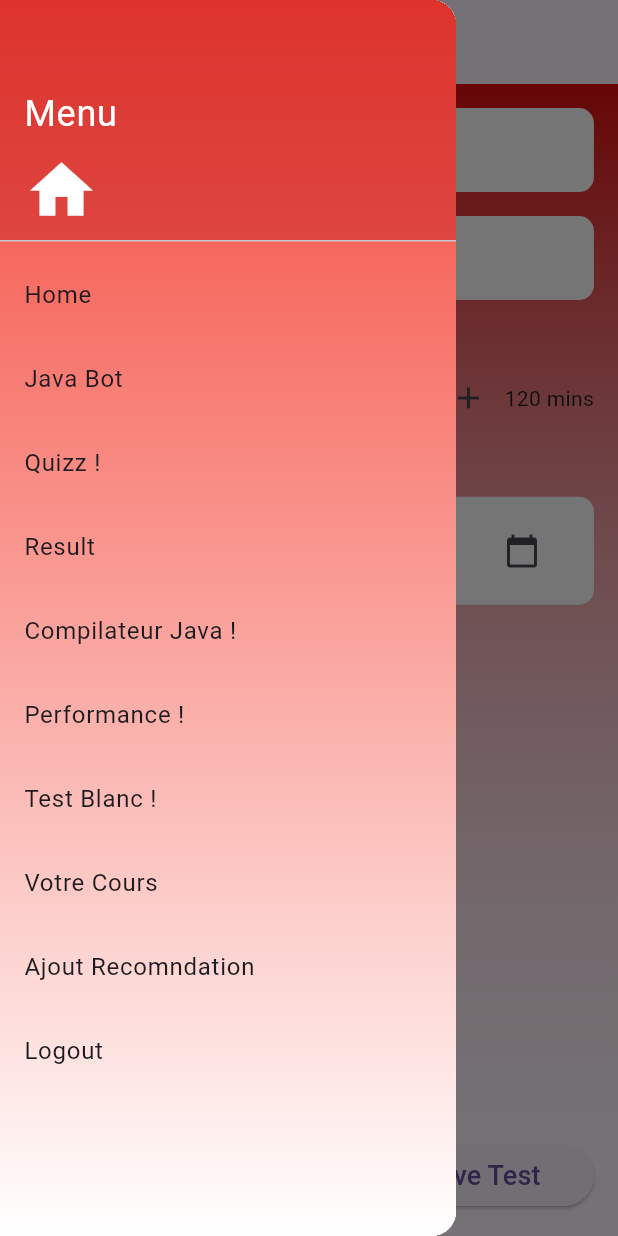
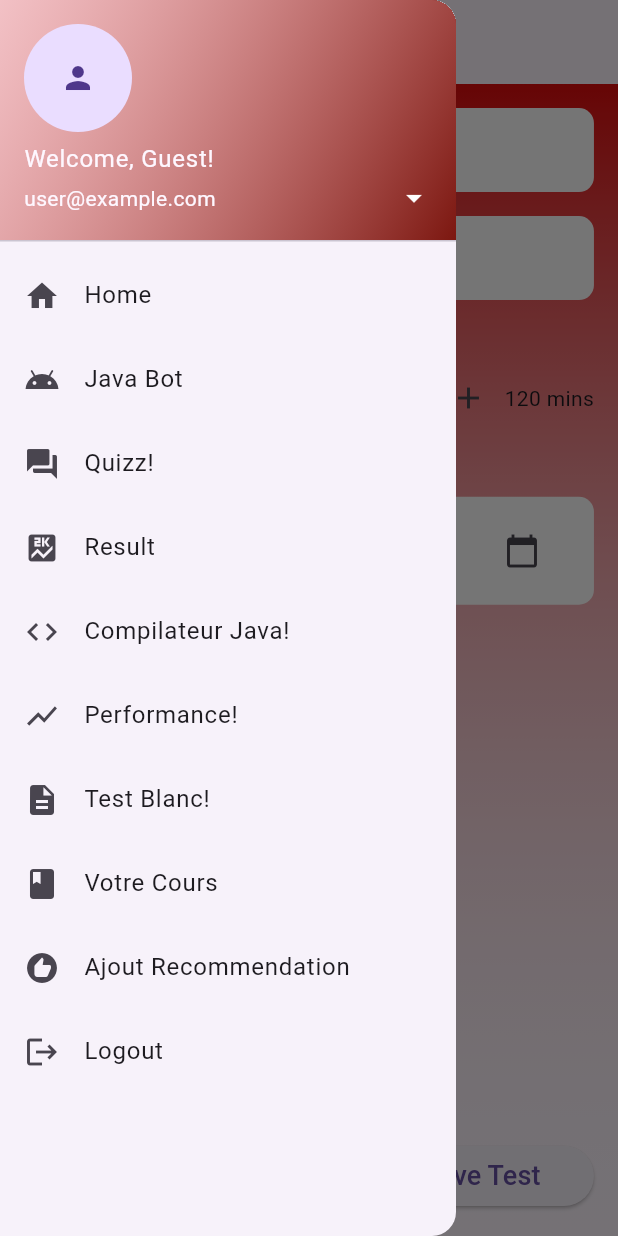
Before and after one commit to IAStudentAnalytics/Flutter_ISA, a Flutter app: the CreateTestPage screen opened directly with empty values, with the side drawer open, on a phone screen of 412 x 824 dp. Run offline on Flutter 3.47's test engine with Material 3 defaults, Android fonts, the light colour scheme and no system bars; our stand-ins replace file_picker, fl_chart, flutter_svg, get, google_fonts, image_picker and 4 more; missing offline and left inert: spider_chart; accounts and stored records are empty.

Commit message:
update side_menu / update profile user

```diff
--- a/lib/page-1/side_menu.dart
+++ b/lib/page-1/side_menu.dart
@@ -9,44 +9,11 @@ import 'package:pim/page-1/javabot.dart';
 import 'package:pim/page-1/performance.dart';
 import 'package:pim/page-1/testblanc.dart';
 import 'package:pim/page-1/coursPage.dart';
+import 'package:pim/page-1/profile_page.dart';
 import 'package:pim/page-1/ajoutCoursPage.dart';
 import 'package:shared_preferences/shared_preferences.dart';
+import 'dart:convert';
 import '/main.dart';
-void main() {
-  runApp(MyApp());
-}
-
-class MyApp extends StatelessWidget {
-  @override
-  Widget build(BuildContext context) {
-    return MaterialApp(
-      title: 'My App',
-      home: MyHomePage(),
-    );
-  }
-}
-
-class MyHomePage extends StatelessWidget {
-  @override
-  Widget build(BuildContext context) {
-    return Scaffold(
-      appBar: AppBar(
-        title: Text('My App'),
-      ),
-      body: Center(
-        child: Text('Welcome to my app'),
-      ),
-      drawer: SideMenu(
-        onMenuItemClicked: (index) {
-          // Gérer les clics sur les éléments du menu
-          // Vous pouvez mettre votre logique ici pour naviguer vers différentes pages
-          // ou effectuer d'autres actions en fonction de l'index
-          print('Menu item clicked: $index');
-        },
-      ),
-    );
-  }
-}
 
 class SideMenu extends StatelessWidget {
   final Function(int) onMenuItemClicked;
@@ -56,132 +23,163 @@ class SideMenu extends StatelessWidget {
   @override
   Widget build(BuildContext context) {
     return Drawer(
-      child: Container(
-        decoration: BoxDecoration(
-          gradient: LinearGradient(
-            begin: Alignment.topCenter,
-            end: Alignment.bottomCenter,
-            colors: [Colors.red, Colors.white],
-          ),
-        ),
+      child: Column(
+        children: [
+          _buildProfileHeader(context),
+          Expanded(
             child: ListView(
               padding: EdgeInsets.zero,
               children: [
-            DrawerHeader(
-              decoration: BoxDecoration(
-                color: Color.fromARGB(132, 199, 37, 37),
-              ),
-              child: Column(
-                crossAxisAlignment: CrossAxisAlignment.start,
-                mainAxisAlignment: MainAxisAlignment.end,
-                children: [
-                  Text(
-                    'Menu',
-                    style: TextStyle(
-                      color: Colors.white,
-                      fontSize: 24.0,
+                _buildMenuItem(
+                  context,
+                  'Home',
+                  Icons.home,
+                  () => Navigator.push(
+                    context,
+                    MaterialPageRoute(builder: (context) => Sceneteacherhome()),
                   ),
                 ),
-                  SizedBox(height: 8.0),
-                  Icon(
-                    Icons.home,
-                    color: Colors.white,
-                    size: 50.0,
+                _buildMenuItem(
+                  context,
+                  'Java Bot',
+                  Icons.android,
+                  () => Navigator.push(
+                    context,
+                    MaterialPageRoute(builder: (context) => JavaBotPage()),
+                  ),
+                ),
+                _buildMenuItem(
+                  context,
+                  'Quizz!',
+                  Icons.question_answer,
+                  () => Navigator.push(
+                    context,
+                    MaterialPageRoute(builder: (context) => Scenequizzteacher()),
+                  ),
+                ),
+                _buildMenuItem(
+                  context,
+                  'Result',
+                  Icons.score,
+                  () => Navigator.push(
+                    context,
+                    MaterialPageRoute(builder: (context) => ResultQuiz()),
+                  ),
+                ),
+                _buildMenuItem(
+                  context,
+                  'Compilateur Java!',
+                  Icons.code,
+                  () => Navigator.push(
+                    context,
+                    MaterialPageRoute(builder: (context) => CompilerPage()),
+                  ),
+                ),
+                _buildMenuItem(
+                  context,
+                  'Performance!',
+                  Icons.show_chart,
+                  () => Navigator.push(
+                    context,
+                    MaterialPageRoute(builder: (context) => Performance(studentId: '65defb8f796124616d1ecdc2')),
+                  ),
+                ),
+                _buildMenuItem(
+                  context,
+                  'Test Blanc!',
+                  Icons.description,
+                  () => Navigator.push(
+                    context,
+                    MaterialPageRoute(builder: (context) => TestBlanc()),
+                  ),
+                ),
+                _buildMenuItem(
+                  context,
+                  'Votre Cours',
+                  Icons.book,
+                  () => Navigator.push(
+                    context,
+                    MaterialPageRoute(builder: (context) => CoursPage()),
+                  ),
+                ),
+                _buildMenuItem(
+                  context,
+                  'Ajout Recommendation',
+                  Icons.recommend,
+                  () => Navigator.push(
+                    context,
+                    MaterialPageRoute(builder: (context) => AjoutCoursPage()),
+                  ),
+                ),
+                _buildMenuItem(
+                  context,
+                  'Logout',
+                  Icons.logout,
+                  () => logout(context),
                 ),
               ],
             ),
           ),
-            ListTile(
-              title: Text('Home '),
-             onTap: () {
-          Navigator.push(
-            context,
-            MaterialPageRoute(builder: (context) => Sceneteacherhome(),
-          ));
-        },
-            ),
-             ListTile(
-              title: Text('Java Bot'),
-              onTap: () {
-                Navigator.push(
-                  context,
-                  MaterialPageRoute(builder: (context) => JavaBotPage()),
-                );
-              },
-            ),
-             ListTile(
-              title: Text('Quizz !'),
-             onTap: () {
-          Navigator.push(
-            context,
-            MaterialPageRoute(builder: (context) => Scenequizzteacher()),
-          );
-        },
-            ),
-            ListTile(
-              title: Text('Result'),
-              onTap: () {
-          Navigator.push(
-            context,
-            MaterialPageRoute(builder: (context) => ResultQuiz()),
-          );
-        },
-            ),
-             ListTile(
-              title: Text('Compilateur Java !'),
-             onTap: () {
-          Navigator.push(
-            context,
-            MaterialPageRoute(builder: (context) => CompilerPage()),
-          );
-        },
-            ),
-               ListTile(
-              title: Text('Performance !'),
-             onTap: () {
-          Navigator.push(
-            context,
-            MaterialPageRoute(builder: (context) => Performance(studentId: '65defb8f796124616d1ecdc2',)),
-          );
-        },
-            ),
-              ListTile(
-              title: Text('Test Blanc !'),
-             onTap: () {
-          Navigator.push(
-            context,
-            MaterialPageRoute(builder: (context) => TestBlanc()),
-          );
-        },
-            ),ListTile(
-              title: Text('Votre Cours'),
-              onTap: () {
-              Navigator.push(
-                context,
-                MaterialPageRoute(builder: (context) => CoursPage()),
-              );
-              },
-            ),
-            ListTile(
-              title: Text('Ajout Recomndation'),
-              onTap: () {
-              Navigator.push(
-                context,
-                MaterialPageRoute(builder: (context) => AjoutCoursPage()),
-              );
-              },
-            ),
-    ListTile(
-        title: Text('Logout'),
-        onTap: () {
-          logout(context);  // Call the global logout function
-        },
-      ),
         ],
-        ),
       ),
     );
   }
+
+  Widget _buildProfileHeader(BuildContext context) {
+    return FutureBuilder<Map<String, dynamic>>(
+      future: _getUserDataFromSharedPreferences(),
+      builder: (context, snapshot) {
+        if (snapshot.connectionState == ConnectionState.waiting) {
+          return CircularProgressIndicator();
+        } else if (snapshot.hasError || !snapshot.hasData) {
+          return Text('Error fetching user data');
+        } else {
+          final userData = snapshot.data;
+          final userName = userData?['user']?['firstName'] ?? 'Guest';
+          final userEmail = userData?['user']?['email'] ?? 'user@example.com';
+          return UserAccountsDrawerHeader(
+            accountName: Text("Welcome, $userName!"),
+            accountEmail: Text(userEmail),
+            currentAccountPicture: CircleAvatar(
+              child: Icon(Icons.person),
+            ),
+            decoration: BoxDecoration(
+              gradient: LinearGradient(
+                colors: [Color.fromARGB(113, 236, 131, 131), Color.fromARGB(255, 124, 23, 16)],
+                begin: Alignment.topLeft,
+                end: Alignment.bottomRight,
+              ),
+            ),
+            onDetailsPressed: () {
+              Navigator.push(
+                context,
+                MaterialPageRoute(builder: (context) => ProfilePage()),
+              );
+            },
+          );
+        }
+      },
+    );
+  }
+
+  Future<Map<String, dynamic>> _getUserDataFromSharedPreferences() async {
+    final SharedPreferences prefs = await SharedPreferences.getInstance();
+    final String? userDataString = prefs.getString('userData');
+    if (userDataString != null) {
+      return json.decode(userDataString);
+    }
+    return {};
+  }
+
+  Widget _buildMenuItem(
+      BuildContext context, String title, IconData icon, VoidCallback onTap) {
+    return ListTile(
+      title: Text(title),
+      leading: Icon(icon),
+      onTap: onTap,
+    );
+  }
+
   void logout(BuildContext context) async {
     SharedPreferences prefs = await SharedPreferences.getInstance();
     await prefs.clear();
--- a/pubspec.yaml
+++ b/pubspec.yaml
@@ -56,6 +56,8 @@ dependencies:
   flutter_pdfview: ^1.0.0
   path_provider: ^2.0.8
   universal_html: ^2.0.8
+  line_awesome_flutter: ^2.0.0
+  get: ^4.6.6
 
 dev_dependencies:
   flutter_launcher_icons: ^0.13.1
```
Also changed, not shown: lib/main.dart (+9 -0 lines), lib/page-1/information_page.dart (added, +40 -0 lines), lib/page-1/profile_page.dart (added, +167 -0 lines), lib/page-1/settings_page.dart (added, +42 -0 lines), lib/page-1/update_profile_page.dart (added, +84 -0 lines), pubspec.lock. Lines whose indentation alone changed are shown as unchanged.
